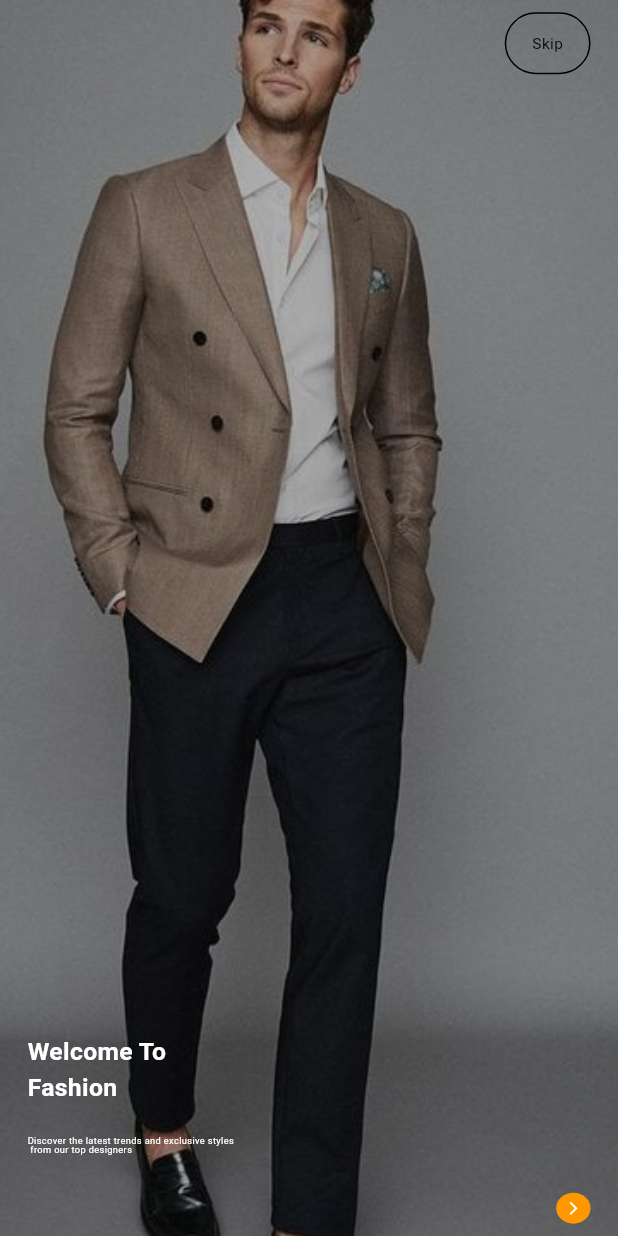
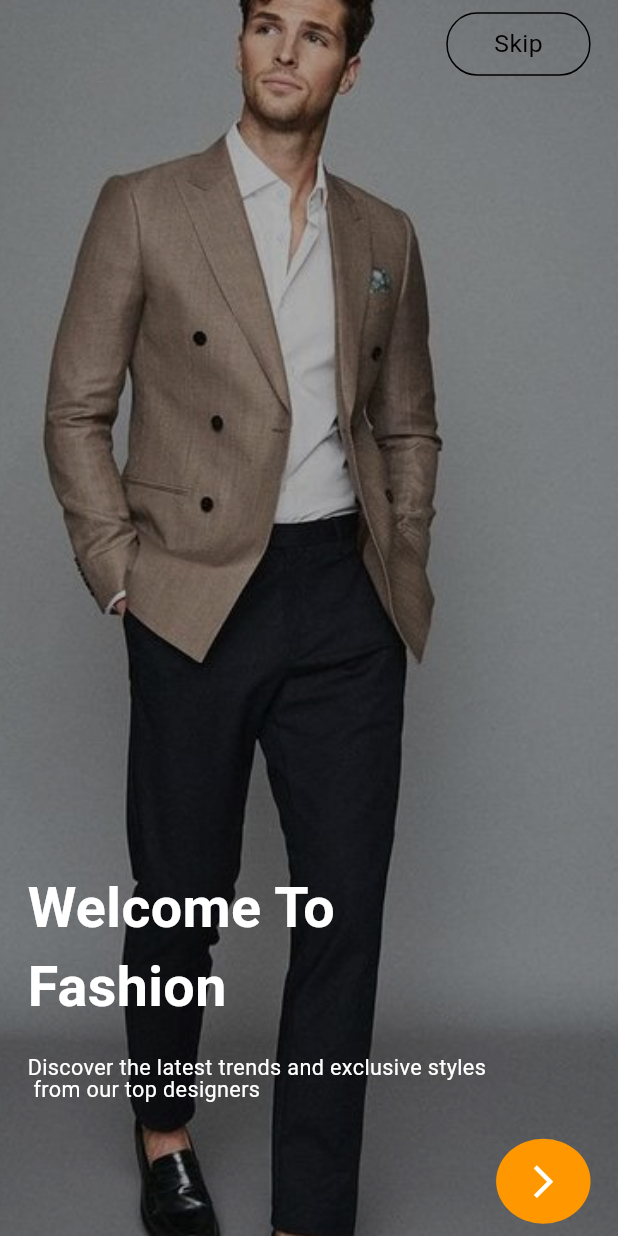
Before and after one commit to SherifMohamed4488/training, a Flutter app: the screen it shows after launch, on a phone screen of 412 x 824 dp. Run offline on Flutter 3.47's test engine with Material 3 defaults, Android fonts, the phone set to English and light mode, and no system bars; our stand-ins replace device_preview, flutter_screenutil.

Commit message:
third commit

```diff
--- a/lib/shape_of_forward_bottom.dart
+++ b/lib/shape_of_forward_bottom.dart
@@ -30,9 +30,9 @@ class ShapeOfForwardBottom extends StatelessWidget {
    //   scaleHeight = minScaleHeight;
    // }
    return Container(
-      width:20.w ,
-      height: 20.h,
-      child: Center(child: Icon(Icons.arrow_forward_ios , size: 10.sp, color: Color(0xffFFFFFF),)),
+      width:55.w ,
+      height: 55.h,
+      child: Center(child: Icon(Icons.arrow_forward_ios , size: 25.sp, color: Color(0xffFFFFFF),)),
       decoration: ShapeDecoration(
         color:Colors.orange ,
         shape: OvalBorder(),
--- a/lib/welcome_view.dart
+++ b/lib/welcome_view.dart
@@ -45,28 +45,28 @@ class WelcomeView extends StatelessWidget {
                       child: Align(
                         alignment: Alignment.topRight,
                         child: Container(
-                          width: 50.w,
-                          height: 40.h,
+                          width: 84.w,
+                          height: 41.h,
                           decoration: ShapeDecoration(
                               color: Colors.white.withValues(alpha: 0),
                               shape: RoundedRectangleBorder(
                                   side: BorderSide(width: 1),
                                   borderRadius: BorderRadius.circular(20.r))),
-                          child: Center(child: Text(" Skip " , style: Styles.style15ArimoRegular.copyWith(fontSize: 10.sp),)),
+                          child: Center(child: Text(" Skip " , style: Styles.style15ArimoRegular.copyWith(fontSize: 16.sp),)),
                         ),
                       ),
                     ),
                     Spacer()  ,
-                    Text("Welcome To",style : Styles.style36ArimoBold .copyWith(fontSize: 16.sp,color: Color(0xffFFFFFF))),
-                    Text("Fashion", style: Styles.style36ArimoBold.copyWith( color:Color(0xffFFFFFF)  , fontSize: 16.sp) ),
+                    Text("Welcome To",style : Styles.style36ArimoBold .copyWith(fontSize: 36.sp,color: Color(0xffFFFFFF))),
+                    Text("Fashion", style: Styles.style36ArimoBold.copyWith( color:Color(0xffFFFFFF)  , fontSize: 36.sp) ),
                     SizedBox(height: 18.h),
                     Text(
                         "Discover the latest trends and exclusive styles",
-                        style: Styles.style14ArimoRegular.copyWith(height : 1.1 ,color: Color(0xffFFFFFF) , fontSize: 6.sp)),
+                        style: Styles.style14ArimoRegular.copyWith(height : 1.1 ,color: Color(0xffFFFFFF) , fontSize: 14.sp)),
 
                     Text(
                       " from our top designers",
-                      style: Styles.style14ArimoRegular.copyWith(height: 1 ,fontSize: 6.sp,color: Color(0xffFFFFFF)),
+                      style: Styles.style14ArimoRegular.copyWith(height: 1 ,fontSize: 14.sp,color: Color(0xffFFFFFF)),
                     ),
                     SizedBox(height: 25.h ,),
                     Align(
```
